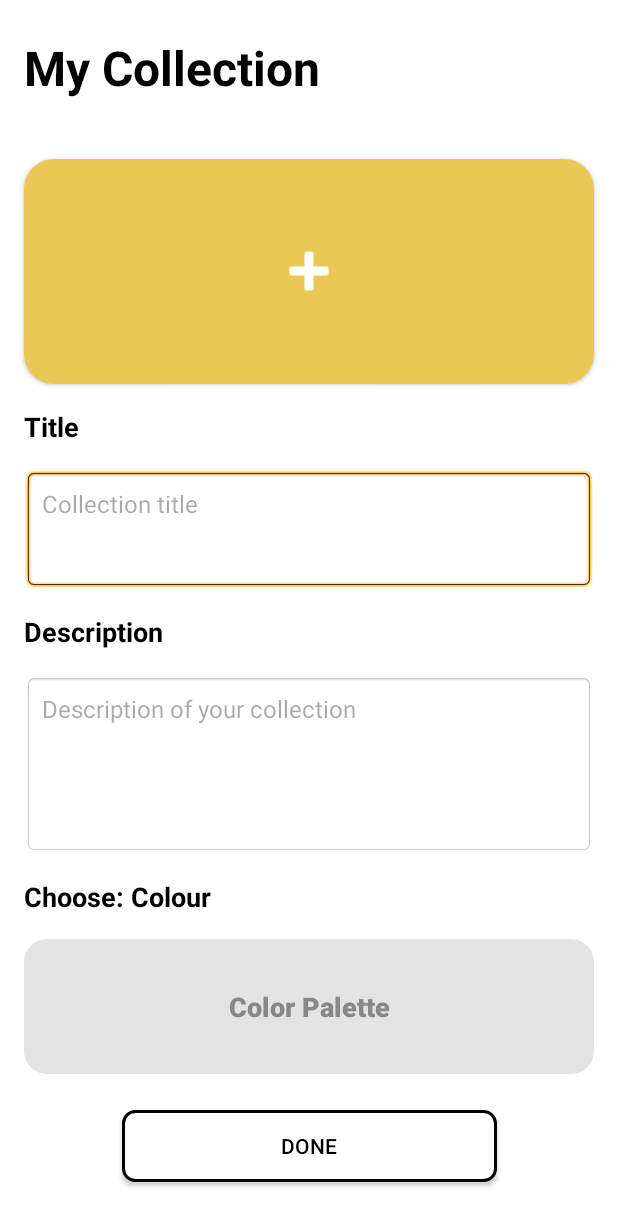
After one commit to jessica-meyer/hackathon, an Android app: the layout activity_create_collection.xml on its own in the app's theme, with its tools: preview values and no code run, on a phone screen of 412 x 824 dp. The commit adds this screen. Shown: the top 1226 px of the screen. Run offline under Robolectric (Android 15) with nearby library versions, the phone set to English and light mode, and no system bars.

Commit message:
feat: finished frontend, myCollections & createCollection

```diff
--- /dev/null
+++ b/app/src/main/java/com/example/peek/MyCollections.java
@@ -0,0 +1,4 @@
+package com.example.peek;
+
+public class MyCollections {
+}
--- /dev/null
+++ b/app/src/main/res/drawable/button_outline.xml
@@ -0,0 +1,6 @@
+<shape xmlns:android="http://schemas.android.com/apk/res/android"
+    android:shape="rectangle">
+    <solid android:color="#FFFFFF"/>
+    <stroke android:width="2dp" android:color="#000000"/>
+    <corners android:radius="8dp"/>
+</shape>
--- /dev/null
+++ b/app/src/main/res/drawable/button_yellow.xml
@@ -0,0 +1,6 @@
+<shape xmlns:android="http://schemas.android.com/apk/res/android"
+    android:shape="rectangle">
+
+    <solid android:color="#EAC855" />
+    <corners android:radius="20dp" /> <!-- adjust radius here -->
+</shape>
--- /dev/null
+++ b/app/src/main/res/drawable/color_palette_button.xml
@@ -0,0 +1,6 @@
+<shape xmlns:android="http://schemas.android.com/apk/res/android"
+    android:shape="rectangle">
+
+    <solid android:color="#DDDDDD" />
+    <corners android:radius="15dp" /> <!-- ⬅️ Control roundness here -->
+</shape>
--- /dev/null
+++ b/app/src/main/res/layout/activity_create_collection.xml
@@ -0,0 +1,159 @@
+<?xml version="1.0" encoding="utf-8"?>
+<androidx.constraintlayout.widget.ConstraintLayout
+    xmlns:android="http://schemas.android.com/apk/res/android"
+    xmlns:app="http://schemas.android.com/apk/res-auto"
+    android:layout_width="match_parent"
+    android:layout_height="match_parent">
+
+    <!-- Header Toolbar -->
+    <androidx.appcompat.widget.Toolbar
+        android:id="@+id/toolbar"
+        android:layout_width="0dp"
+        android:layout_height="90dp"
+        android:background="#FFFFFF"
+        app:layout_constraintTop_toTopOf="parent"
+        app:layout_constraintStart_toStartOf="parent"
+        app:layout_constraintEnd_toEndOf="parent">
+
+        <TextView
+            android:id="@+id/toolbarTitle"
+            android:layout_width="wrap_content"
+            android:layout_height="wrap_content"
+            android:text="My Collection"
+            android:textSize="32sp"
+            android:textColor="#000000"
+            android:textStyle="bold"
+            android:fontFamily="@font/roboto_bold" />
+    </androidx.appcompat.widget.Toolbar>
+
+    <!-- Yellow Image Picker -->
+    <FrameLayout
+        android:id="@+id/imagePickerArea"
+        android:layout_width="0dp"
+        android:layout_height="150dp"
+        android:background="@drawable/button_yellow"
+        android:layout_marginTop="16dp"
+        android:layout_marginStart="16dp"
+        android:layout_marginEnd="16dp"
+        android:clickable="true"
+        android:focusable="true"
+        android:foreground="?android:attr/selectableItemBackground"
+        app:layout_constraintTop_toBottomOf="@id/toolbar"
+        app:layout_constraintStart_toStartOf="parent"
+        app:layout_constraintEnd_toEndOf="parent"
+        android:layout_marginBottom="8dp"
+        android:padding="16dp"
+        android:elevation="2dp"
+        android:clipToPadding="false"
+        android:foregroundGravity="center">
+
+        <ImageView
+            android:layout_width="48dp"
+            android:layout_height="48dp"
+            android:layout_gravity="center"
+            android:src="@android:drawable/ic_input_add"
+            app:tint="@android:color/white" />
+    </FrameLayout>
+
+    <!-- Title Input -->
+    <TextView
+        android:id="@+id/labelTitle"
+        android:layout_width="wrap_content"
+        android:layout_height="wrap_content"
+        android:text="Title"
+        android:textStyle="bold"
+        android:textColor="#000000"
+        android:textSize="18sp"
+        android:layout_marginStart="16dp"
+        android:layout_marginTop="16dp"
+        app:layout_constraintTop_toBottomOf="@id/imagePickerArea"
+        app:layout_constraintStart_toStartOf="parent"/>
+
+    <EditText
+        android:id="@+id/editTitle"
+        android:layout_width="0dp"
+        android:layout_height="80dp"
+        android:layout_marginHorizontal="16dp"
+        android:gravity="top"
+        android:hint="Collection title"
+        android:background="@android:drawable/editbox_background"
+        android:padding="12dp"
+        android:textSize="16sp"
+        app:layout_constraintTop_toBottomOf="@id/labelTitle"
+
+        app:layout_constraintStart_toStartOf="parent"
+        app:layout_constraintEnd_toEndOf="parent"
+        android:layout_margin="16dp"/>
+
+    <!-- Description Input -->
+    <TextView
+        android:id="@+id/labelDescription"
+        android:layout_width="wrap_content"
+        android:layout_height="wrap_content"
+        android:text="Description"
+        android:textStyle="bold"
+        android:textColor="#000000"
+        android:textSize="18sp"
+        android:layout_marginStart="16dp"
+        android:layout_marginTop="16dp"
+        app:layout_constraintTop_toBottomOf="@id/editTitle"
+        app:layout_constraintStart_toStartOf="parent"/>
+
+    <EditText
+        android:id="@+id/editDescription"
+        android:layout_width="0dp"
+        android:layout_height="120dp"
+        android:layout_marginHorizontal="16dp"
+        android:hint="Description of your collection"
+        android:gravity="top"
+        android:background="@android:drawable/editbox_background"
+        android:padding="12dp"
+        android:textSize="16sp"
+        app:layout_constraintTop_toBottomOf="@id/labelDescription"
+        app:layout_constraintStart_toStartOf="parent"
+        app:layout_constraintEnd_toEndOf="parent"
+        android:layout_margin="16dp" />
+
+    <!-- Color Palette Placeholder -->
+    <TextView
+        android:id="@+id/labelPalette"
+        android:layout_width="wrap_content"
+        android:layout_height="wrap_content"
+        android:text="Choose: Colour"
+        android:textStyle="bold"
+        android:textColor="#000000"
+        android:textSize="18sp"
+        android:layout_marginStart="16dp"
+        android:layout_marginTop="16dp"
+        app:layout_constraintTop_toBottomOf="@id/editDescription"
+        app:layout_constraintStart_toStartOf="parent"/>
+
+    <Button
+        android:id="@+id/colorPaletteBtn"
+        android:layout_width="0dp"
+        android:layout_height="90dp"
+        android:text="Color Palette"
+        android:enabled="false"
+        android:background="@drawable/color_palette_button"
+        android:textStyle="bold"
+        android:textSize="18sp"
+        android:textColor="#888888"
+        app:layout_constraintTop_toBottomOf="@id/labelPalette"
+        app:layout_constraintStart_toStartOf="parent"
+        app:layout_constraintEnd_toEndOf="parent"
+        android:layout_margin="16dp"/>
+
+    <!-- Done Button -->
+    <Button
+        style="@style/MyButton"
+        android:id="@+id/btnDone"
+        android:layout_width="250dp"
+        android:layout_height="wrap_content"
+        android:text="Done"
+        android:background="@drawable/button_outline"
+        android:textColor="#000000"
+        app:layout_constraintTop_toBottomOf="@id/colorPaletteBtn"
+        app:layout_constraintStart_toStartOf="parent"
+        app:layout_constraintEnd_toEndOf="parent"
+        android:layout_margin="24dp" />
+</androidx.constraintlayout.widget.ConstraintLayout>
--- a/app/src/main/res/values/themes.xml
+++ b/app/src/main/res/values/themes.xml
@@ -5,5 +5,12 @@
         <!-- <item name="colorPrimary">@color/my_light_primary</item> -->
     </style>
 
-    <style name="Theme.PeeK" parent="Base.Theme.PeeK" />
+    <style name="Theme.PeeK" parent="Base.Theme.PeeK">
+        <item name="android:windowBackground">#FFFFFF</item>
+    </style>
+
+    <style name="MyButton" parent="Widget.AppCompat.Button">
+        <item name="backgroundTint">@null</item>
+    </style>
+
 </resources>
```
Also changed, not shown: app/src/main/java/com/example/peek/CreateCollectionActivity.java (added, +54 -0 lines), app/src/main/res/layout/my_collections.xml (added, +207 -0 lines).
